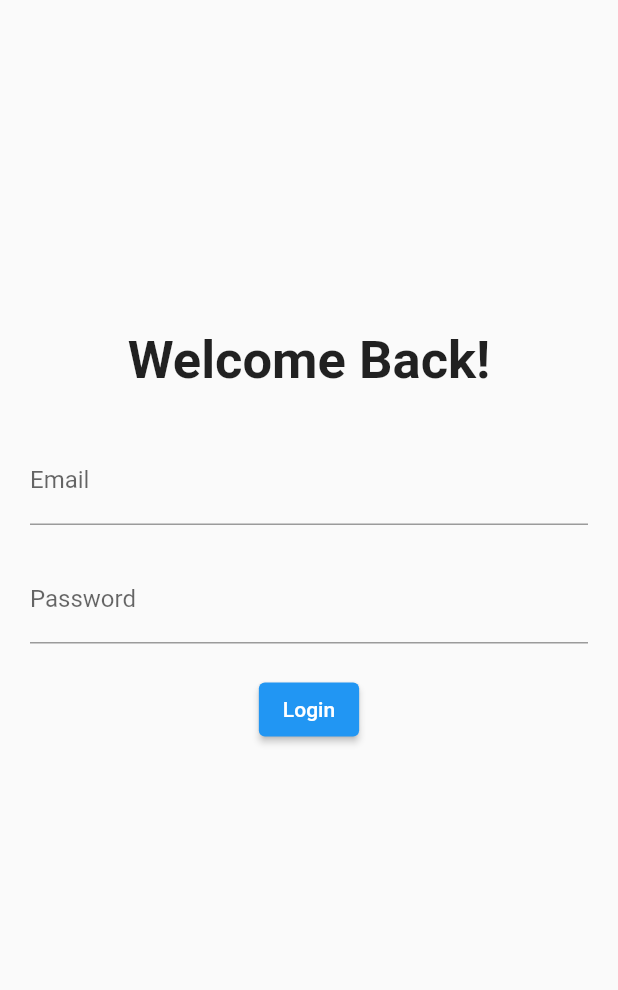
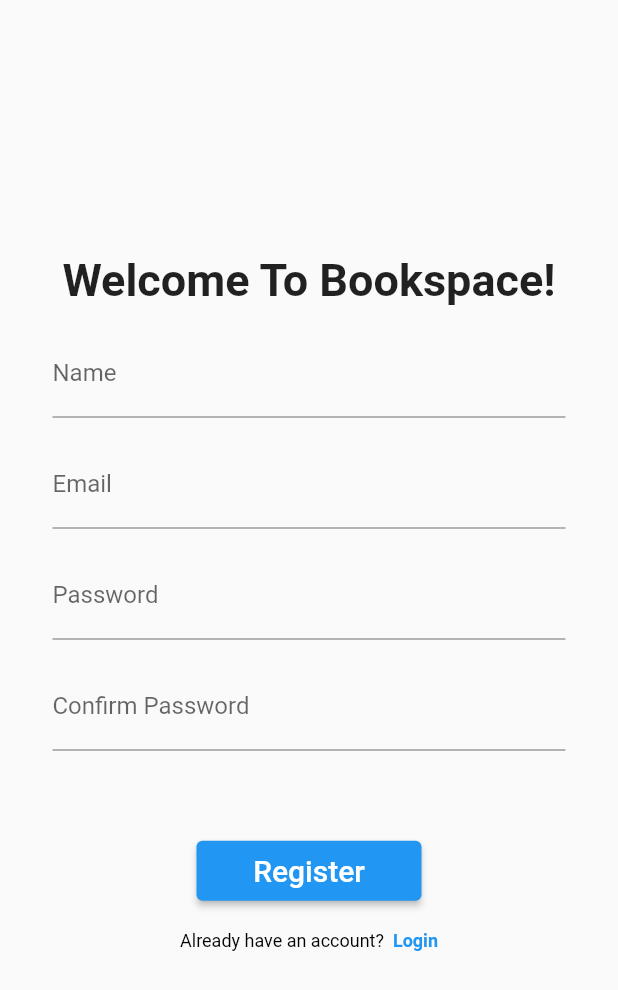
Before and after one commit to imranZMiko/Bookspace, a Flutter app: the screen it shows after launch, on a phone screen of 412 x 824 dp. Shown: the top 990 px of the screen. Run offline on Flutter 3.47's test engine with Material 2 defaults, Android fonts, the phone set to English and light mode, and no system bars; accounts and stored records are empty.

Commit message:
login and register screen: added the bottom teext

```diff
--- a/lib/main.dart
+++ b/lib/main.dart
@@ -1,4 +1,6 @@
+import 'package:bookspace/view/listing.dart';
 import 'package:bookspace/view/login.dart';
+import 'package:bookspace/view/register.dart';
 import 'package:bookspace/view/splash.dart';
 import 'package:flutter/material.dart';
 
@@ -18,7 +20,9 @@ class MyApp extends StatelessWidget {
 
         primarySwatch: Colors.blue,
       ),
-      home: LoginScreen(),
+      home: Scaffold(
+        body: RegisterScreen(),
+      ),
 
     );
   }
--- a/lib/view/login.dart
+++ b/lib/view/login.dart
@@ -10,25 +10,22 @@ class LoginScreen extends StatefulWidget {
 class _LoginScreenState extends State<LoginScreen> {
   @override
   Widget build(BuildContext context) {
-    return Scaffold(
-      body: Center(
-        child: Container(
-          margin: EdgeInsets.all(20.0),
+    return Center(
+      child: SingleChildScrollView(
+        padding: EdgeInsets.all(20.0),
         child: Form(
+
           child: Column(
             children: <Widget>[
-                SizedBox(height: 200,),
               const Text('Welcome Back!',
                 style:TextStyle(fontWeight: FontWeight.bold,
                     fontSize: 35) ,),
-                const SizedBox(height: 30,),
               emailField(),
-                const SizedBox(height: 20,),
               passwordField(),
-                SizedBox(height: 20,),
-                submitButton()
+              const SizedBox(height: 50,),
+              submitButton(),
+              goToRegisterPage()
             ],
-            ),
           ),
         ),
       ),
@@ -36,26 +33,77 @@ class _LoginScreenState extends State<LoginScreen> {
   }
 
   Widget emailField(){
-    return TextFormField(
-      decoration: InputDecoration(
+    return Padding(
+      padding: const EdgeInsets.fromLTRB(15.0,15.0,15.0,0.0),
+      child: TextFormField(
+        textInputAction: TextInputAction.next,
+        decoration: const InputDecoration(
           labelText: 'Email',
           hintText: 'you@example.com',
+
+        ),
       ),
     );
   }
 
   Widget passwordField(){
-    return TextFormField(
+    return Padding(
+      padding: const EdgeInsets.fromLTRB(15.0,15.0,15.0,0.0),
+      child: TextFormField(
+        textInputAction: TextInputAction.done,
         decoration: const InputDecoration(
           labelText: 'Password',
           hintText: '******',
         ),
         obscureText: true,
+      ),
     );
   }
 
   Widget submitButton(){
-    return ElevatedButton(onPressed: (){},
-        child: Text('Login'));
+    return Padding(
+      padding: const EdgeInsets.fromLTRB(10.0,60,10,0),
+      child: SizedBox(
+        width: 150,
+        height: 40,
+        child: ElevatedButton(onPressed: (){
+          print('Pressed');
+        },
+          child: const Text(
+            'Register',
+            style: TextStyle(
+                fontSize: 20
+            )
+            ,)
+          ,),
+      ),
+    );
+  }
+
+  Widget goToRegisterPage(){
+    return Padding(
+      padding: EdgeInsets.all(20.0),
+      child: Center(
+        child: RichText(
+          text: TextSpan(
+              text: "Don't have an account?  ",
+              style: TextStyle(
+                color: Colors.black,
+                fontSize: 12,
+              ),
+              children: [
+                TextSpan(
+                    text: 'Register',
+                    style: TextStyle(
+                        color: Colors.blue,
+                        fontWeight: FontWeight.bold
+                    ),
+                    recognizer: _gestureRecognizer
+                )
+              ]
+          ),
+        ),
+      ) ,
+    );
   }
 }
--- /dev/null
+++ b/lib/view/register.dart
@@ -0,0 +1,140 @@
+import 'package:flutter/gestures.dart';
+import 'package:flutter/material.dart';
+
+class RegisterScreen extends StatefulWidget {
+  const RegisterScreen({Key? key}) : super(key: key);
+
+  @override
+  State<RegisterScreen> createState() => _RegisterScreenState();
+}
+
+class _RegisterScreenState extends State<RegisterScreen> {
+  final TapGestureRecognizer _gestureRecognizer = TapGestureRecognizer()..onTap = (){
+    debugPrint("go to login screen");
+  };
+
+  @override
+  Widget build(BuildContext context) {
+    return Center(
+      child: SingleChildScrollView(
+        padding: EdgeInsets.all(20.0),
+        child: Form(
+          child: Column(
+            children: <Widget>[
+              const Text('Welcome To Bookspace!',
+                style:TextStyle(fontWeight: FontWeight.bold,
+                    fontSize: 30) ,),
+              nameField(),
+              emailField(),
+              passwordField(),
+              confirmPasswordField(),
+              submitButton(),
+              goToLoginPage(),
+            ],
+          ),
+        ),
+      ),
+    );
+  }
+
+  Widget nameField(){
+    return Padding(
+      padding: const EdgeInsets.fromLTRB(15.0,15.0,15.0,0.0),
+      child: TextFormField(
+        textInputAction: TextInputAction.next,
+        decoration: const InputDecoration(
+          labelText: 'Name',
+          hintText: 'John Doe',
+        ),
+      ),
+    );
+  }
+
+
+  Widget emailField(){
+    return Padding(
+      padding: const EdgeInsets.fromLTRB(15.0,15.0,15.0,0.0),
+      child: TextFormField(
+        textInputAction: TextInputAction.next,
+        decoration: const InputDecoration(
+          labelText: 'Email',
+          hintText: 'you@example.com',
+        ),
+      ),
+    );
+  }
+
+  Widget passwordField(){
+    return Padding(
+      padding: const EdgeInsets.fromLTRB(15.0,15.0,15.0,0.0),
+      child: TextFormField(
+        textInputAction: TextInputAction.next,
+        decoration: const InputDecoration(
+          labelText: 'Password',
+          hintText: '******',
+        ),
+        obscureText: true,
+      ),
+    );
+  }
+  Widget confirmPasswordField(){
+    return Padding(
+      padding: const EdgeInsets.fromLTRB(15.0,15.0,15.0,0.0),
+      child: TextFormField(
+        textInputAction: TextInputAction.done,
+        decoration: const InputDecoration(
+          labelText: 'Confirm Password',
+          hintText: '******',
+        ),
+        obscureText: true,
+      ),
+    );
+  }
+
+  Widget submitButton(){
+    return Padding(
+      padding: const EdgeInsets.fromLTRB(10.0,60,10,0),
+      child: SizedBox(
+        width: 150,
+        height: 40,
+        child: ElevatedButton(onPressed: (){
+          print('Pressed');
+        },
+            child: const Text(
+              'Register',
+               style: TextStyle(
+                 fontSize: 20
+                 )
+              ,)
+          ,),
+      ),
+    );
+  }
+
+  Widget goToLoginPage(){
+    return Padding(
+      padding: EdgeInsets.all(20.0),
+      child: Center(
+        child: RichText(
+          text: TextSpan(
+            text: 'Already have an account?  ',
+            style: TextStyle(
+              color: Colors.black,
+              fontSize: 12,
+            ),
+            children: [
+              TextSpan(
+                text: 'Login',
+                style: TextStyle(
+                  color: Colors.blue,
+                  fontWeight: FontWeight.bold
+                ),
+                recognizer: _gestureRecognizer
+              )
+            ]
+          ),
+        ),
+      ) ,
+    );
+  }
+}
--- a/pubspec.yaml
+++ b/pubspec.yaml
@@ -29,6 +29,8 @@ environment:
 dependencies:
   flutter:
     sdk: flutter
+  fluttertoast: ^8.0.9
+
 
 
   # The following adds the Cupertino Icons font to your application.
```
Also changed, not shown: lib/view/listing.dart (added, +51 -0 lines), pubspec.lock. Lines whose indentation alone changed are shown as unchanged.
